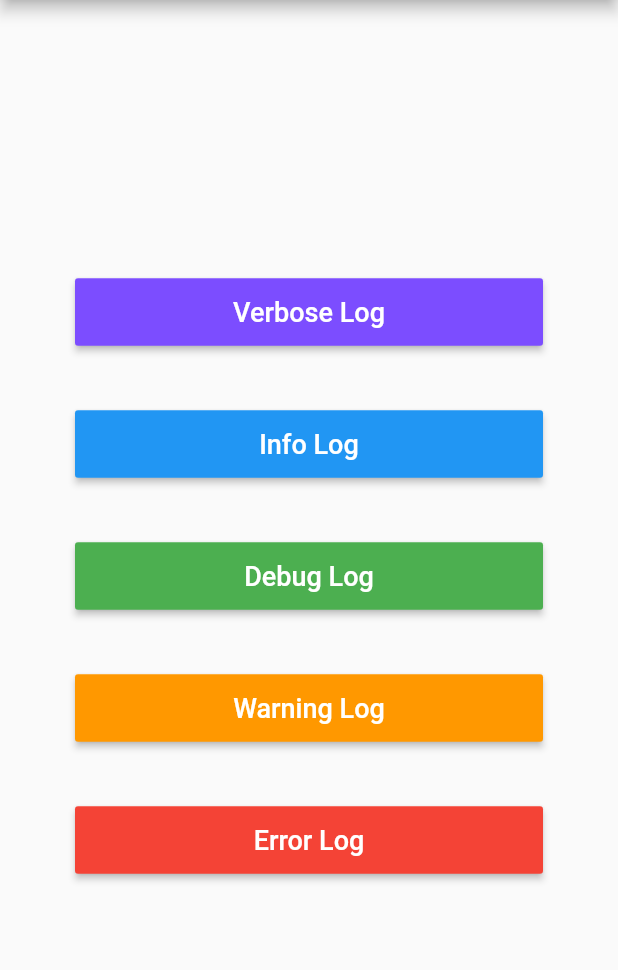
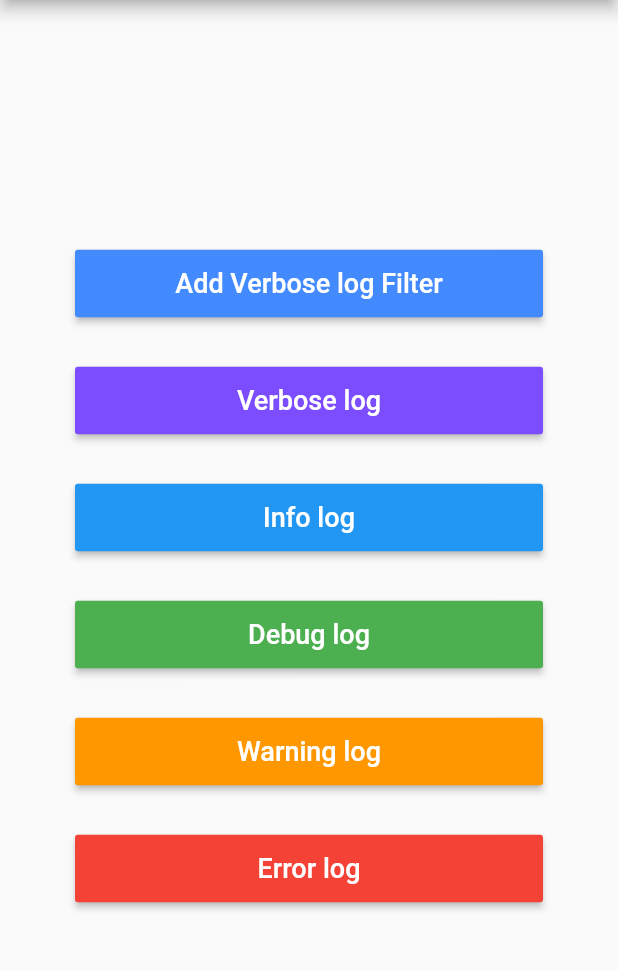
Before and after one commit to shper/TKLogger-Flutter, a Flutter app: the screen it shows after launch, on a phone screen of 412 x 824 dp, the part 84-1054 px from its top. Run offline on Flutter 3.47's test engine with Material 2 defaults, Android fonts, the phone set to English and light mode, and no system bars.

Commit message:
ADD 拦截器的实现

```diff
--- a/example/lib/main.dart
+++ b/example/lib/main.dart
@@ -1,6 +1,7 @@
 import 'package:flutter/material.dart';
 import 'package:tk_logger/destination/tk_log_console_destination.dart';
 import 'package:tk_logger/tk_logger.dart';
+import 'package:tk_logger_example/verbose_log_filter.dart';
 
 void main() {
   TKLogger.setup();
@@ -32,20 +33,24 @@ class HomePage extends StatelessWidget {
           crossAxisAlignment: CrossAxisAlignment.center,
           mainAxisAlignment: MainAxisAlignment.center,
           children: <Widget>[
-            _buildLogButton(context, "Verbose Log", Colors.deepPurpleAccent,
+            _buildLogButton(
+                context, "Add Verbose log Filter", Colors.blueAccent, () {
+              TKLogger.addFilter(VerboseLogFilter());
+            }),
+            _buildLogButton(context, "Verbose log", Colors.deepPurpleAccent,
                 () {
               _printVerboseLog();
             }),
-            _buildLogButton(context, "Info Log", Colors.blue, () {
+            _buildLogButton(context, "Info log", Colors.blue, () {
               _printInfoLog();
             }),
-            _buildLogButton(context, "Debug Log", Colors.green, () {
+            _buildLogButton(context, "Debug log", Colors.green, () {
               _printDebugLog();
             }),
-            _buildLogButton(context, "Warning Log", Colors.orange, () {
+            _buildLogButton(context, "Warning log", Colors.orange, () {
               _printWarningLog();
             }),
-            _buildLogButton(context, "Error Log", Colors.red, () {
+            _buildLogButton(context, "Error log", Colors.red, () {
               _printErrorLog();
             }),
           ],
@@ -55,7 +60,7 @@ class HomePage extends StatelessWidget {
   Widget _buildLogButton(
       BuildContext context, String title, Color color, VoidCallback onPressed) {
     return Container(
-        margin: EdgeInsets.only(top: 20, bottom: 20),
+        margin: EdgeInsets.only(top: 15, bottom: 15),
         child: MaterialButton(
           minWidth: MediaQuery.of(context).size.width - 100,
           height: 45,
--- /dev/null
+++ b/example/lib/verbose_log_filter.dart
@@ -0,0 +1,14 @@
+import 'package:tk_logger/filter/tk_log_base_filter.dart';
+import 'package:tk_logger/model/tk_log_model.dart';
+
+class VerboseLogFilter extends TKLogBaseFilter {
+  @override
+  TKLogModel handlerLog(TKLogModel log) {
+    if (log.functionName == "_printVerboseLog") {
+      log.isIgnore = true;
+    }
+
+    return log;
+  }
+
+}
--- /dev/null
+++ b/lib/filter/tk_log_base_filter.dart
@@ -0,0 +1,10 @@
+import 'package:tk_logger/model/tk_log_model.dart';
+
+/// Author : Shper
+/// EMail : me@shper.cn
+/// Date : 2020.07.21
+abstract class TKLogBaseFilter {
+
+  TKLogModel handlerLog(TKLogModel log);
+
+}
--- a/lib/model/tk_log_model.dart
+++ b/lib/model/tk_log_model.dart
@@ -1,10 +1,11 @@
+import 'package:tk_logger/tk_log_level.dart';
 
 /// Author : Shper
 /// EMail : me@shper.cn
 /// Date : 2020.06.23
 class TKLogModel {
-
-  bool isIgnore;
+  TKLogLevel level;
+  bool isIgnore = false;
   String message;
   String internalMessage;
   String clazzName;
@@ -12,4 +13,16 @@ class TKLogModel {
   String functionName;
   String lineNum;
 
+  TKLogModel();
+
+  TKLogModel.fromJson(Map<String, dynamic> data) {
+    level = data["level"] ?? TKLogLevel.VERBOSE;
+    isIgnore = data["isIgnore"] ?? false;
+    message = data["message"] ?? "";
+    internalMessage = data["internalMessage"] ?? "";
+    clazzName = data["clazzName"] ?? "";
+    fileName = data["fileName"] ?? "";
+    functionName = data["functionName"] ?? "";
+    lineNum = data["lineNum"] ?? "";
+  }
 }
--- a/pubspec.yaml
+++ b/pubspec.yaml
@@ -1,7 +1,7 @@
 name: tk_logger
 description: A new flutter plugin project.
-version: 0.0.1
-author:
+version: 1.0.0
+author: me@shper.cn
 homepage:
 
 environment:
```
Also changed, not shown: lib/tk_logger.dart (+32 -12 lines).
